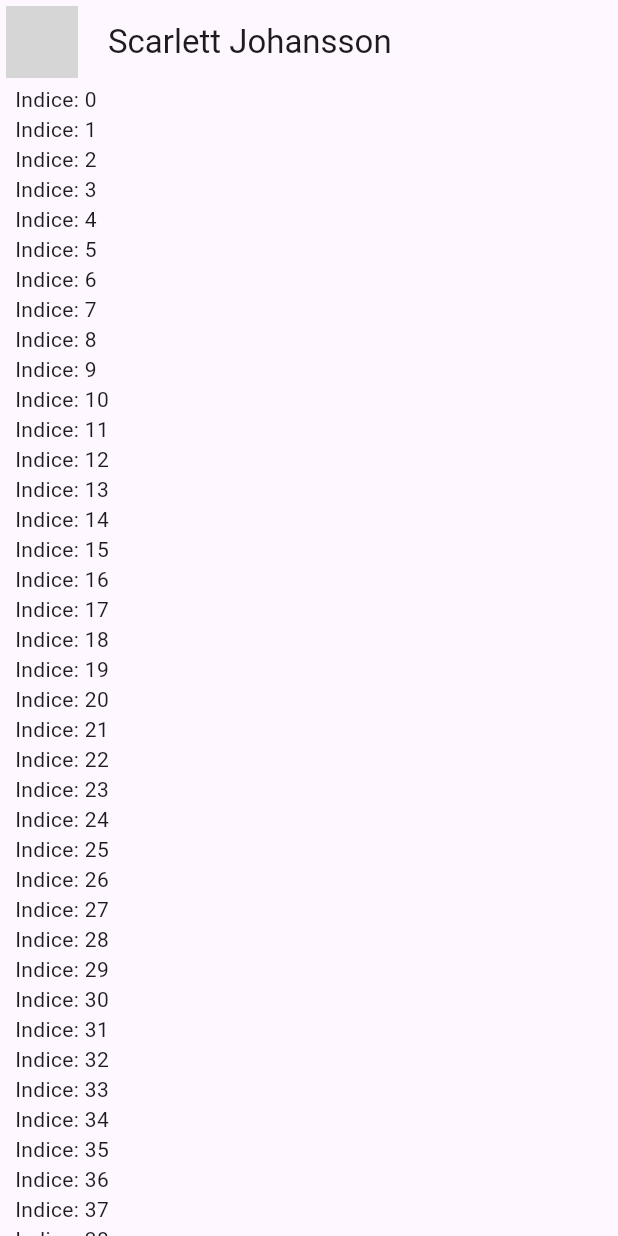
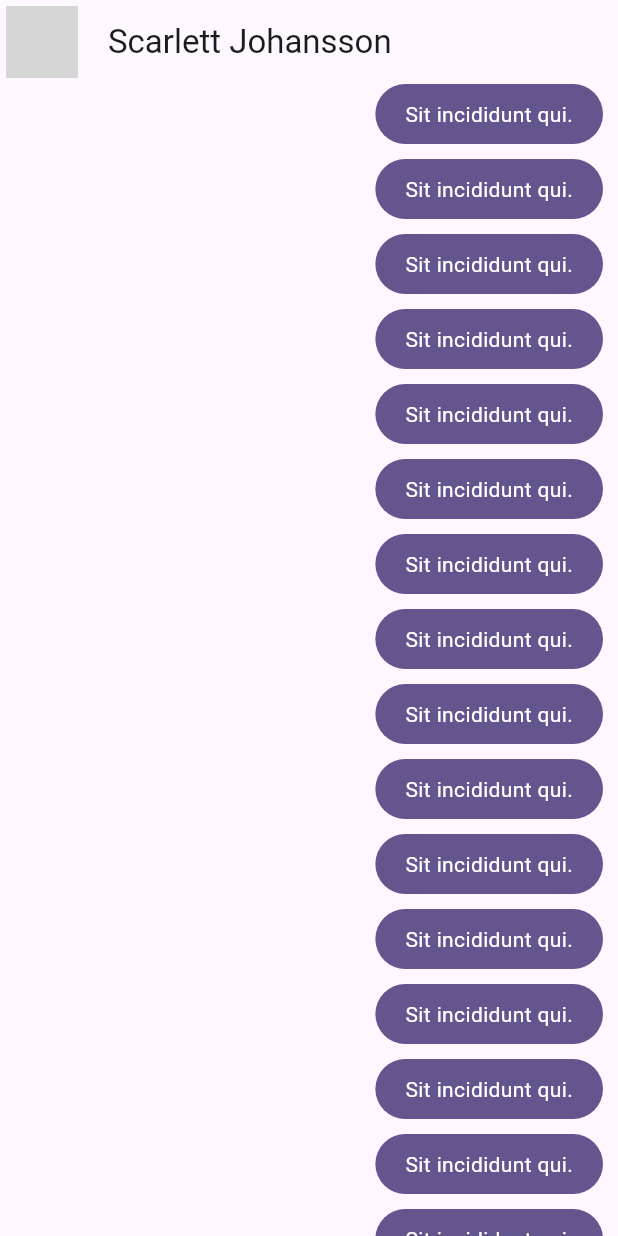
Before and after one commit to DiegoHCH/Yer-or-No, a Flutter app: the screen it shows after launch, on a phone screen of 412 x 824 dp. Run offline on Flutter 3.47's test engine with Material 2 defaults, Android fonts, the phone set to English and light mode, and no system bars; network calls fail; grey boxes are pictures that could not be loaded.

Commit message:
Creacion Burbuja mis mensajes

```diff
--- a/lib/main.dart
+++ b/lib/main.dart
@@ -1,6 +1,6 @@
 import 'package:flutter/material.dart';
 import 'package:yes_no_app/config/theme/app_theme.dart';
-import 'package:yes_no_app/presentation/chat/chat_screen.dart';
+import 'package:yes_no_app/presentation/screens/chat/chat_screen.dart';
 
 void main() {
    runApp(const MyApp());
--- a/lib/presentation/chat/chat_screen.dart
+++ b/lib/presentation/screens/chat/chat_screen.dart
@@ -1,4 +1,5 @@
 import 'package:flutter/material.dart';
+import 'package:yes_no_app/presentation/widgets/chat/my_message_bubble.dart';
 
 class ChatScreen extends StatelessWidget {
   const ChatScreen({super.key});
@@ -36,7 +37,7 @@ class _ChatView extends StatelessWidget {
                 child: ListView.builder(
               itemCount: 100,
               itemBuilder: (BuildContext context, int index) {
-                return Text('Indice: $index');
+                return const MyMessageBubble();
               },
             )),
           ],
--- /dev/null
+++ b/lib/presentation/widgets/chat/my_message_bubble.dart
@@ -0,0 +1,32 @@
+import 'package:flutter/material.dart';
+
+class MyMessageBubble extends StatelessWidget {
+  const MyMessageBubble({super.key});
+
+  @override
+  Widget build(BuildContext context) {
+    final colors = Theme.of(context).colorScheme;
+
+    return Column(
+      crossAxisAlignment: CrossAxisAlignment.end,
+      children: [
+        Container(
+          decoration: BoxDecoration(
+            color: colors.primary,
+            borderRadius: BorderRadius.circular(20),
+          ),
+          child: const Padding(
+            padding: EdgeInsets.symmetric(horizontal: 20, vertical: 10),
+            child: Text(
+              'Sit incididunt qui.',
+              style: TextStyle(color: Colors.white),
+            ),
+          ),
+        ),
+        const SizedBox(
+          height: 10,
+        ),
+      ],
+    );
+  }
+}
```
